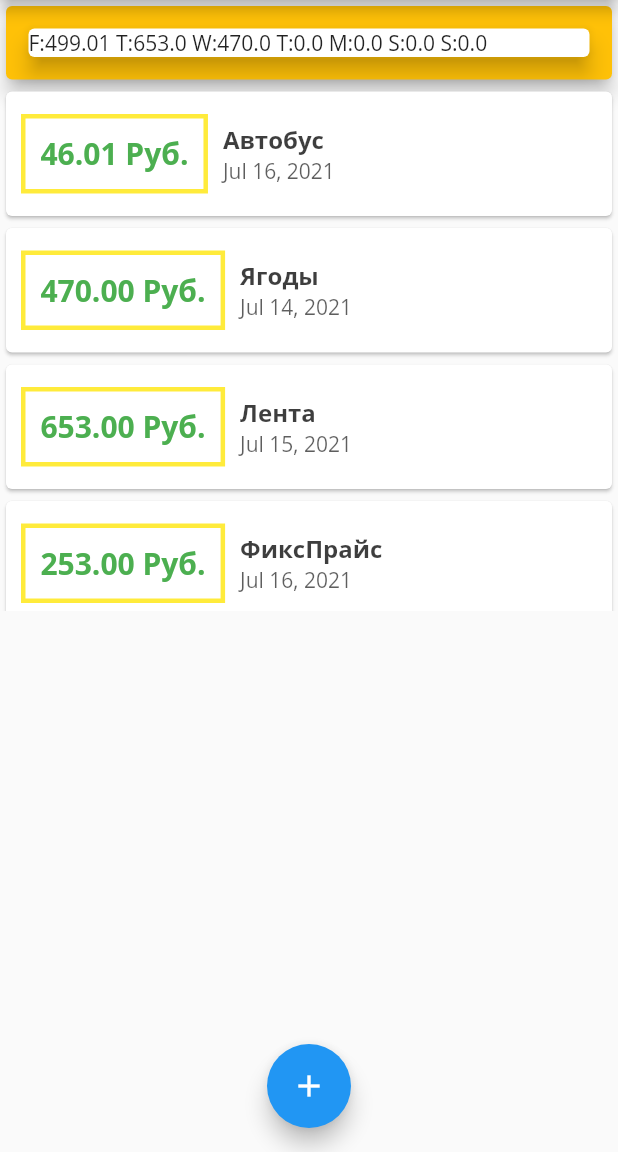
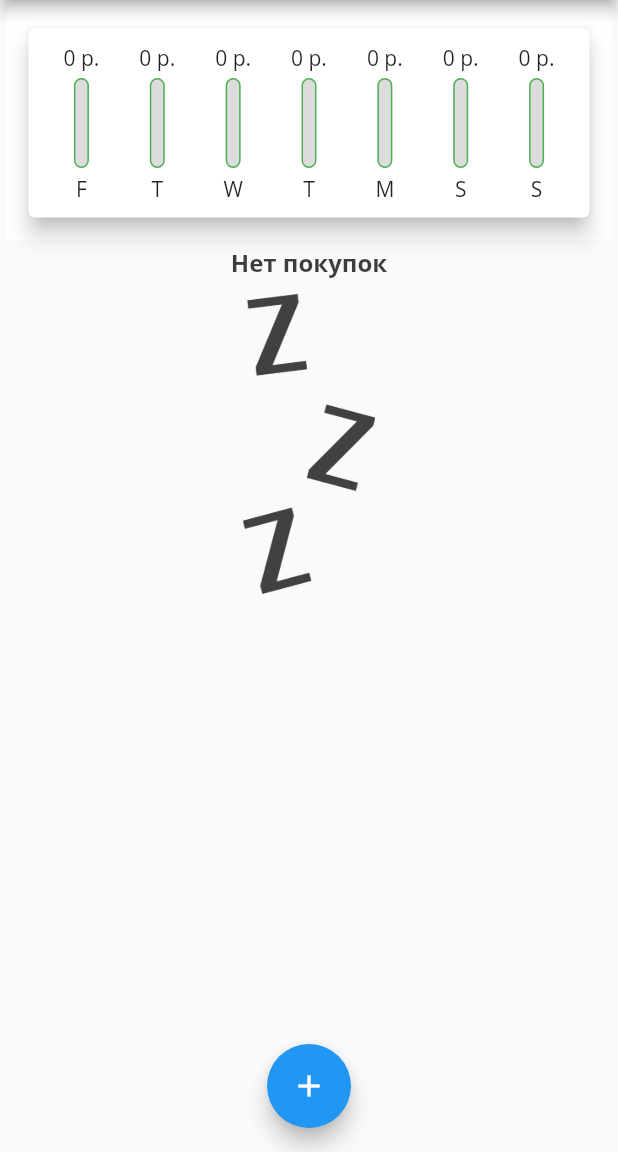
Before and after one commit to nikberX/MySpendings, a Flutter app: the screen it shows after launch, on a phone screen of 412 x 824 dp, the part 84-1236 px from its top. Run offline on Flutter 3.47's test engine with Material 2 defaults, Android fonts, the phone set to English and light mode, and no system bars.

Commit message:
Added chart feature (Chart and BarChart classes

```diff
--- a/lib/main.dart
+++ b/lib/main.dart
@@ -47,11 +47,11 @@ class MyHomePage extends StatefulWidget {
 class _MyHomePageState extends State<MyHomePage> {
 
   final List<Purchase> _userPurchases = [
-    Purchase(id: '1', title: 'Автобус', amount: 46.01, date:  DateTime.now()),
-    Purchase(id: '1', title: 'Ягоды', amount: 470, date:  DateTime.now().subtract(Duration(days: 2))),
-    Purchase(id: '1', title: 'Лента', amount: 653, date:  DateTime.now().subtract(Duration(days: 1))),
-    Purchase(id: '1', title: 'ФиксПрайс', amount: 253, date:  DateTime.now()),
-    Purchase(id: '1', title: 'Ярче', amount: 200, date:  DateTime.now()),
+    //Purchase(id: '1', title: 'Автобус', amount: 46.01, date:  DateTime.now().subtract(Duration(days: 3))),
+    //Purchase(id: '1', title: 'Ягоды', amount: 470, date:  DateTime.now().subtract(Duration(days: 2))),
+    //Purchase(id: '1', title: 'Лента', amount: 653, date:  DateTime.now().subtract(Duration(days: 1))),
+    //Purchase(id: '1', title: 'ФиксПрайс', amount: 253, date:  DateTime.now().subtract(Duration(days: 1))),
+    //Purchase(id: '1', title: 'Ярче', amount: 200, date:  DateTime.now()),
   ];
 
   List<Purchase> get _recentPurchases {
@@ -107,9 +107,8 @@ class _MyHomePageState extends State<MyHomePage> {
               Container(
                 width: double.infinity,
                 child: Card(
-                  color: Theme.of(context).primaryColor,
                   child: Chart(_recentPurchases),
-                  elevation: 5,
+                  elevation: 0,
                 ),
               ),
               PurchaseList(_userPurchases),
--- a/lib/widgets/chart.dart
+++ b/lib/widgets/chart.dart
@@ -3,6 +3,7 @@ import 'package:flutter/material.dart';
 import 'package:intl/intl.dart';
 
 import '../models/purchase.dart';
+import './chart_bar.dart';
 
 class Chart extends StatelessWidget {
   final List<Purchase> recentPurchases;
@@ -13,6 +14,7 @@ class Chart extends StatelessWidget {
     return List.generate(
       7,
       (index) {
+
         final weekDays = DateTime.now().subtract(Duration(days: index), );
 
         double sumOfAmounts = 0;
@@ -32,17 +34,36 @@ class Chart extends StatelessWidget {
     );
   }
 
+  double get _sumOfTotal {
+    double sum = 0;
+    for(var i = 0; i<recentPurchases.length;i++) {
+      sum+=recentPurchases[i].amount;
+    }
+    return sum;
+  }
+
   @override
   Widget build(BuildContext context) {
     return Card(
+
       elevation: 6,
       margin: EdgeInsets.all(15),
-      child: Row(
-        children: groupedPurchasesValues.map(
-          (data) {
-            return Text('${data['day']}:${data['amount']} ');
-          }
-        ).toList(),
+      child: Container(
+        padding: EdgeInsets.all(10),
+        child: Row(
+          mainAxisAlignment: MainAxisAlignment.spaceBetween,
+          children: groupedPurchasesValues.map(
+            (data) {
+              return Flexible(
+                fit: FlexFit.tight,
+                child: ChartBar(
+                  data['day'] as String,
+                  data['amount'] as double,
+                  _sumOfTotal == 0 ? 0 : (data['amount'] as double) / _sumOfTotal),
+              );
+            }
+          ).toList(),
+        ),
       )
     );
   }
--- a/lib/widgets/chart_bar.dart
+++ b/lib/widgets/chart_bar.dart
@@ -0,0 +1,47 @@
+import 'package:flutter/material.dart';
+
+class ChartBar extends StatelessWidget {
+  final String label;
+  final double spendingAmount;
+
+  final double percentageOfTotal;
+
+  ChartBar(this.label,this.spendingAmount,this.percentageOfTotal);
+
+  @override
+  Widget build(BuildContext context) {
+    return Column(
+      children: <Widget>[
+        FittedBox(child: Text('${spendingAmount.toStringAsFixed(0)} р.')),
+        SizedBox(height: 4),
+        Container(
+          height: 60,
+          width: 10,
+          child: Stack(
+            children: <Widget>[
+              Container(
+                decoration: BoxDecoration(
+                  border: Border.all(color: Colors.green, width: 1.0),
+                  color: Color.fromRGBO(220, 220, 220, 1),
+                  borderRadius: BorderRadius.circular(10),
+                  ),
+              ),
+              FractionallySizedBox(
+                heightFactor: percentageOfTotal,
+                child: Container(
+                  decoration: BoxDecoration(
+                    color: percentageOfTotal > 0.5 ? Colors.red : Colors.green,
+                    borderRadius: BorderRadius.circular(10),
+
+                  ),
+                ),
+              )
+            ],
+          ),
+        ),
+        SizedBox(height: 4),
+        Text(label)
+      ],
+    );
+  }
+}
```
